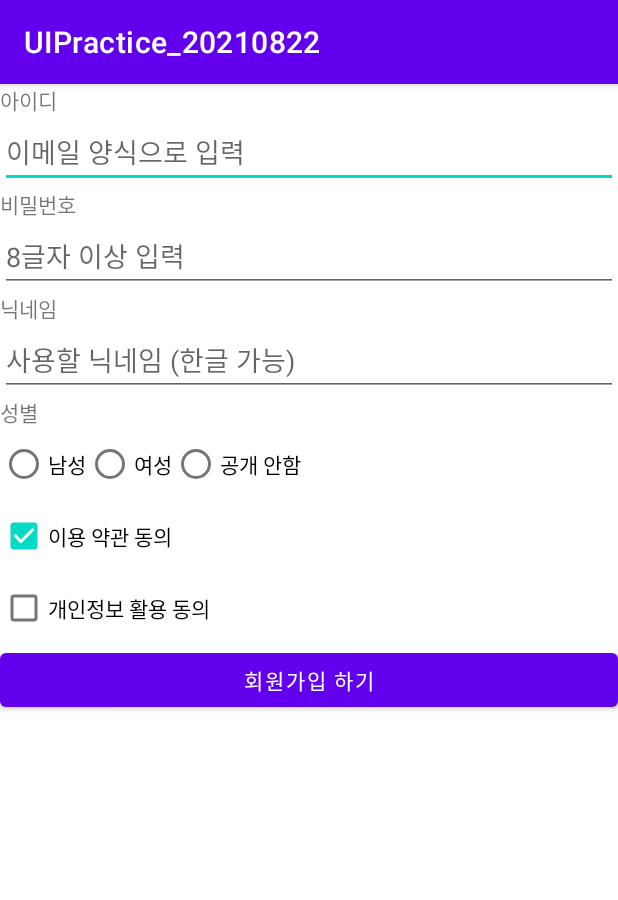
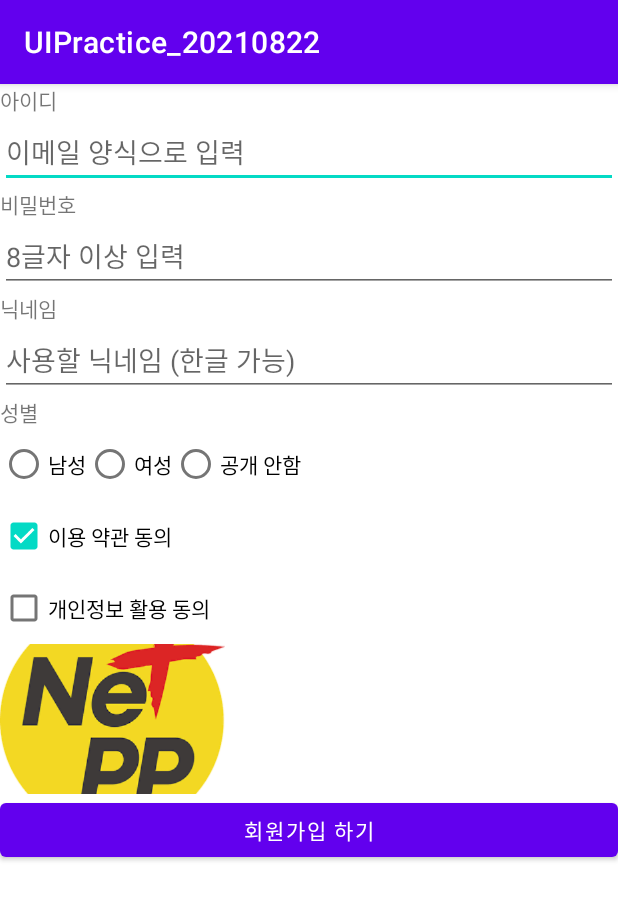
Before and after one commit to cho881020/UIPractice_20210822, an Android app: the screen it shows after launch (MainActivity), on a phone screen of 412 x 824 dp. Shown: the top 900 px of the screen. Run offline under Robolectric (Android 15) with nearby library versions, the phone set to English and light mode, and no system bars.

Commit message:
이미지뷰 활용 예시

```diff
--- a/app/src/main/res/layout/activity_main.xml
+++ b/app/src/main/res/layout/activity_main.xml
@@ -80,6 +80,12 @@
         android:layout_height="wrap_content"
         android:text="개인정보 활용 동의" />
 
+    <ImageView
+        android:layout_width="150dp"
+        android:layout_height="100dp"
+        android:scaleType="centerCrop"
+        android:src="@drawable/neppplus_logo01" />
+
     <Button
         android:layout_width="match_parent"
         android:layout_height="wrap_content"
```
Also changed, not shown: app/src/main/res/drawable/neppplus_logo01.png (added).
